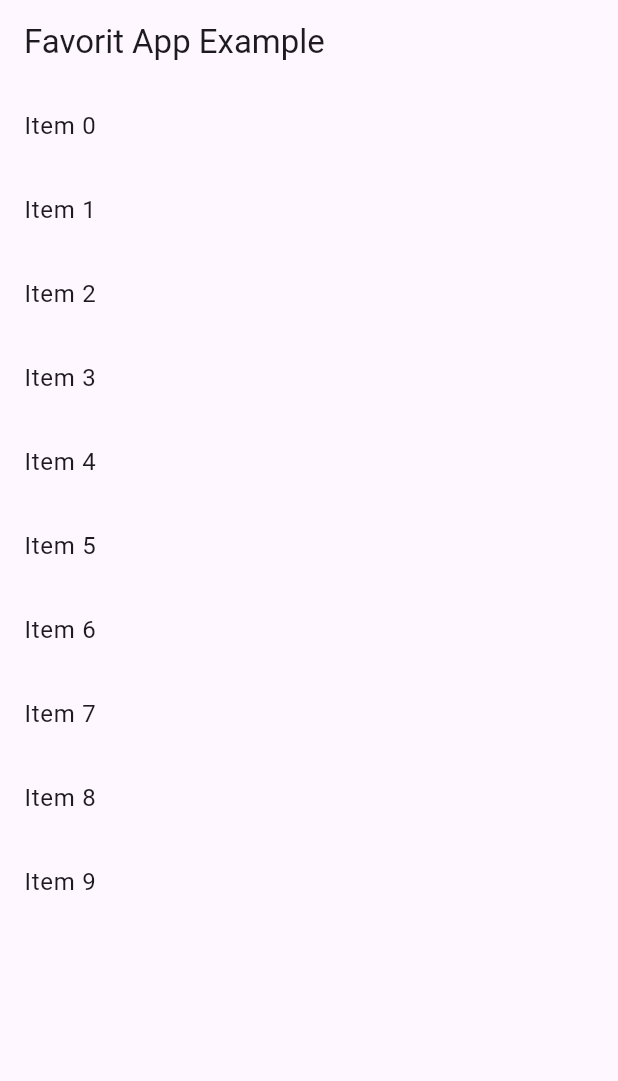
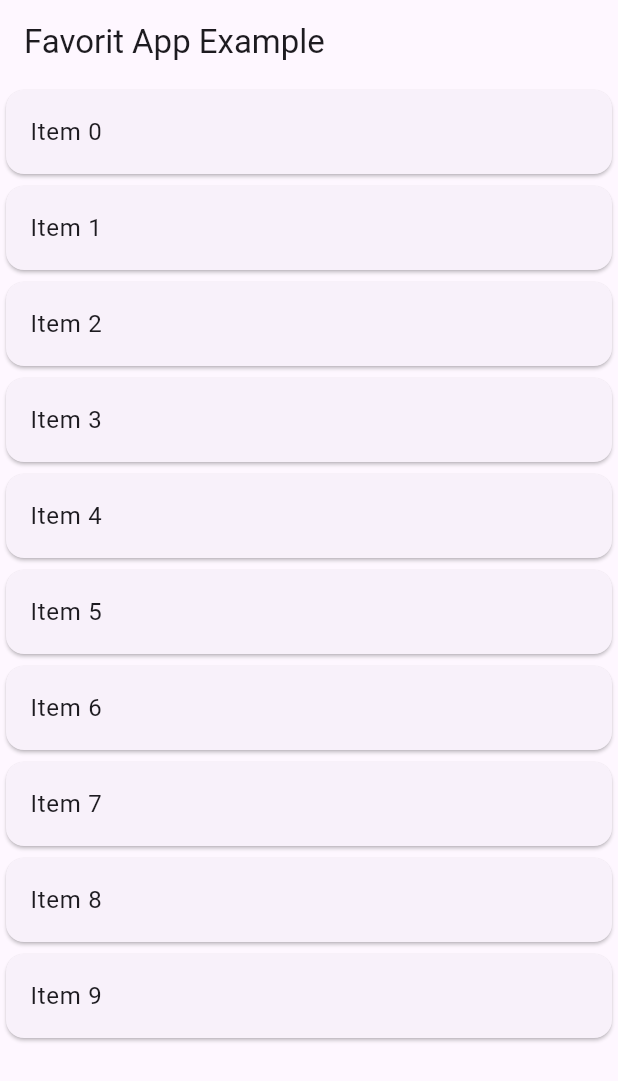
Before and after one commit to HamzaAli689/portfolio, a Flutter app: the screen it shows after launch, on a phone screen of 412 x 824 dp. Shown: the top 1081 px of the screen. Run offline on Flutter 3.47's test engine with Material 3 defaults, Android fonts, the light colour scheme and no system bars; our stand-ins replace gap, get; missing offline and left inert: blue_thermal_printer, bluetooth_print.

Commit message:
update the favorite app

```diff
--- a/virtual_device_test/lib/favorit_app/faovratApp.dart
+++ b/virtual_device_test/lib/favorit_app/faovratApp.dart
@@ -9,6 +9,8 @@ class Faovratapp extends StatefulWidget {
 }
 
 class _FaovratappState extends State<Faovratapp> {
+  List<String> fruits = ["Apple", "Mango", "Banana", "Orange"];
+
   @override
   Widget build(BuildContext context) {
     return Scaffold(
@@ -18,8 +20,10 @@ class _FaovratappState extends State<Faovratapp> {
       body: ListView.builder(
         itemCount: 10,
           itemBuilder: (context, i){
-        return ListTile(
-          title: Text("Item $i"),
+        return Card(
+          child: ListTile(
+            title: Text("Item $i"),
+          ),
         );
       }),
     );
```
